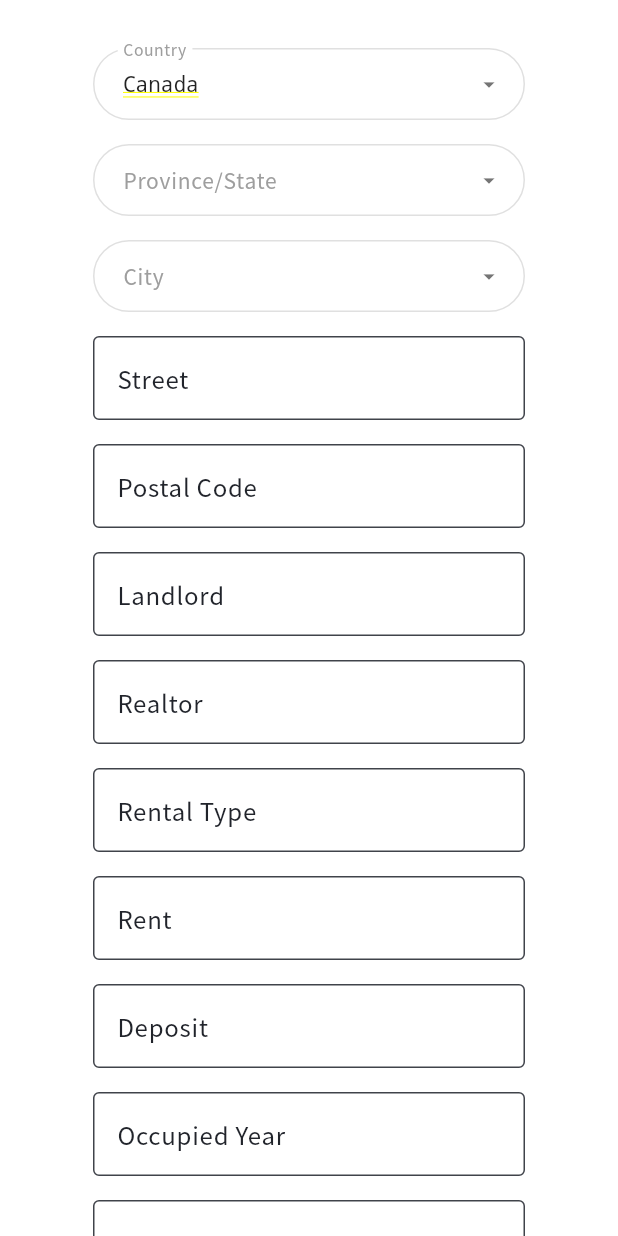
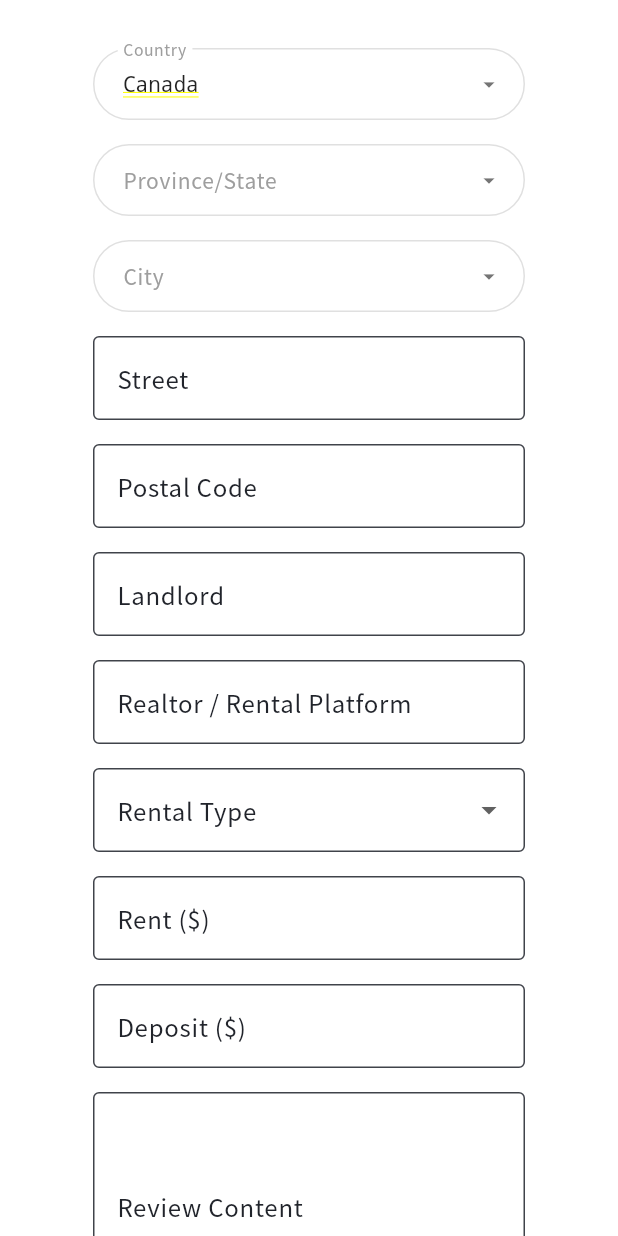
Before and after one commit to juheekim1217/jippin, a Flutter app: the SubmitReviewPage screen opened directly, on a phone screen of 412 x 824 dp. Run offline on Flutter 3.47's test engine with Material 3 defaults, Android fonts, the phone set to English and light mode, and no system bars; drawn by our look-alikes of dropdown_search; our stand-ins replace flutter_dotenv, go_router, google_fonts, supabase_flutter; accounts and stored records are empty.

Commit message:
completed submit page

```diff
--- a/lib/gen/l10n/app_localizations.dart
+++ b/lib/gen/l10n/app_localizations.dart
@@ -488,7 +488,7 @@ abstract class AppLocalizations {
   /// No description provided for @submit_review_realtor_label.
   ///
   /// In en, this message translates to:
-  /// **'Realtor'**
+  /// **'Realtor / Rental Platform'**
   String get submit_review_realtor_label;
 
   /// No description provided for @submit_review_realtor_error.
@@ -526,6 +526,12 @@ abstract class AppLocalizations {
   /// In en, this message translates to:
   /// **'Safety'**
   String get submit_review_safety;
+
+  /// No description provided for @invalid_number.
+  ///
+  /// In en, this message translates to:
+  /// **'Please enter a valid number'**
+  String get invalid_number;
 
   /// No description provided for @submit_review_submit_button.
   ///
--- a/lib/gen/l10n/app_localizations_en.dart
+++ b/lib/gen/l10n/app_localizations_en.dart
@@ -204,7 +204,7 @@ class AppLocalizationsEn extends AppLocalizations {
   String get submit_review_landlord_error => 'Please enter the landlord name';
 
   @override
-  String get submit_review_realtor_label => 'Realtor';
+  String get submit_review_realtor_label => 'Realtor / Rental Platform';
 
   @override
   String get submit_review_realtor_error => 'Please enter the realtor';
@@ -223,6 +223,9 @@ class AppLocalizationsEn extends AppLocalizations {
 
   @override
   String get submit_review_safety => 'Safety';
+
+  @override
+  String get invalid_number => 'Please enter a valid number';
 
   @override
   String get submit_review_submit_button => 'Submit Review';
--- a/lib/l10n/app_en.arb
+++ b/lib/l10n/app_en.arb
@@ -65,13 +65,14 @@
   "submit_review_review_content_error": "Please enter some content for your review",
   "submit_review_landlord_label": "Landlord",
   "submit_review_landlord_error": "Please enter the landlord name",
-  "submit_review_realtor_label": "Realtor",
+  "submit_review_realtor_label": "Realtor / Rental Platform",
   "submit_review_realtor_error": "Please enter the realtor",
   "submit_review_trustworthiness": "Trustworthiness",
   "submit_review_price": "Price",
   "submit_review_location": "Location",
   "submit_review_condition": "Condition",
   "submit_review_safety": "Safety",
+  "invalid_number": "Please enter a valid number",
   "submit_review_submit_button": "Submit Review",
   "submit_review_success": "Review Submitted",
   "submit_review_error": "An error occurred",
--- a/lib/l10n/app_ko.arb
+++ b/lib/l10n/app_ko.arb
@@ -43,7 +43,7 @@
   "property": "건물 이름",
   "landlord_fraud": "이 집주인은 작성자에 의해 사기 또는 기만 행위로 신고되었습니다.",
   "address": "주소",
-  "realtor": "부동산",
+  "realtor": "부동산업체",
   "empty_reviews_no_reviews": "아직 리뷰가 없습니다.",
   "empty_reviews_be_first": "첫 번째 리뷰를 남겨보세요!",
   "empty_reviews_write_review": "리뷰 작성하기",
@@ -65,13 +65,14 @@
   "submit_review_review_content_error": "리뷰 내용을 입력해주세요",
   "submit_review_landlord_label": "집주인",
   "submit_review_landlord_error": "집주인을 입력해주세요",
-  "submit_review_realtor_label": "부동산",
+  "submit_review_realtor_label": "부동산/임대 플랫폼",
   "submit_review_realtor_error": "부동산 이름을 입력해주세요",
   "submit_review_trustworthiness": "신뢰도",
   "submit_review_price": "가격",
   "submit_review_location": "위치",
   "submit_review_condition": "상태",
   "submit_review_safety": "안전성",
+  "invalid_number": "숫자만 입력해주세요",
   "submit_review_submit_button": "리뷰 제출",
   "submit_review_success": "리뷰가 제출되었습니다",
   "submit_review_error": "오류가 발생했습니다",
--- a/lib/models/country.dart
+++ b/lib/models/country.dart
@@ -1,7 +1,7 @@
 /// CountryCode Key value pair
 final Map<String, Country> countries = {
-  "CA": Country("CA", "Canada", "캐나다"),
-  "KR": Country("KR", "South Korea", "대한민국"),
+  "CA": Country("CA", "Canada", "캐나다", "\$", "달러"),
+  "KR": Country("KR", "South Korea", "대한민국", "₩", "원"),
   // "US": Country("US", "United States", "미국"),
   // "AU": Country("AU", "Australia", "호주"),
   // "NZ": Country("NZ", "New Zealand", "뉴질랜드"),
@@ -15,8 +15,10 @@ class Country {
   final String code;
   final String nameEn;
   final String nameKo;
+  final String currencyEn;
+  final String currencyKo;
 
-  Country(this.code, this.nameEn, this.nameKo);
+  Country(this.code, this.nameEn, this.nameKo, this.currencyEn, this.currencyKo);
 
   String getCountryName(String languageCode) {
     switch (languageCode) {
@@ -30,6 +32,19 @@ class Country {
         return nameEn;
     }
   }
+
+  String getCountryCurrency(String languageCode) {
+    switch (languageCode) {
+      case 'en':
+        return currencyEn;
+      case 'ko':
+        return currencyKo;
+      case 'fr':
+        return currencyEn;
+      default:
+        return currencyEn;
+    }
+  }
 }
 
 Country getCountry(String countryName) {
--- /dev/null
+++ b/lib/models/rental_types.dart
@@ -0,0 +1,130 @@
+class RentalType {
+  final String key;
+  final Map<String, String> localizedLabels;
+
+  const RentalType({required this.key, required this.localizedLabels});
+
+  String getLabel(String locale) {
+    return localizedLabels[locale] ?? key;
+  }
+}
+
+String? getRentalTypeLabel(String key, String languageCode) {
+  return rentalTypes
+      .firstWhere(
+        (type) => type.key == key,
+        orElse: () => RentalType(key: key, localizedLabels: {}),
+      )
+      .localizedLabels[languageCode];
+}
+
+const List<RentalType> rentalTypes = [
+  RentalType(
+    key: 'long_term',
+    localizedLabels: {
+      'en': 'Long-Term Rental',
+      'ko': '월세 (장기 임대)',
+    },
+  ),
+  RentalType(
+    key: 'short_term',
+    localizedLabels: {
+      'en': 'Short-Term Rental',
+      'ko': '단기 임대',
+    },
+  ),
+  RentalType(
+    key: 'vacation',
+    localizedLabels: {
+      'en': 'Vacation Rental',
+      'ko': '휴가용 임대',
+    },
+  ),
+  RentalType(
+    key: 'jeonse',
+    localizedLabels: {
+      'en': 'Lump-sum Lease',
+      'ko': '전세',
+    },
+  ),
+  RentalType(
+    key: 'daily',
+    localizedLabels: {
+      'en': 'Daily Rental',
+      'ko': '일일 임대',
+    },
+  ),
+  RentalType(
+    key: 'other',
+    localizedLabels: {
+      'en': 'Other',
+      'ko': '기타',
+    },
+  ),
+];
+
+const List<RentalType> placeTypes = [
+  RentalType(
+    key: 'apartment',
+    localizedLabels: {
+      'en': 'Apartment',
+      'ko': '아파트',
+    },
+  ),
+  RentalType(
+    key: 'condo',
+    localizedLabels: {
+      'en': 'Condo',
+      'ko': '콘도',
+    },
+  ),
+  RentalType(
+    key: 'house',
+    localizedLabels: {
+      'en': 'House',
+      'ko': '단독주택',
+    },
+  ),
+  RentalType(
+    key: 'studio',
+    localizedLabels: {
+      'en': 'Studio',
+      'ko': '원룸',
+    },
+  ),
+  RentalType(
+    key: 'room',
+    localizedLabels: {
+      'en': 'Room',
+      'ko': '방',
+    },
+  ),
+  RentalType(
+    key: 'goshiwon',
+    localizedLabels: {
+      'en': 'Micro studio',
+      'ko': '고시원',
+    },
+  ),
+  RentalType(
+    key: 'officetel',
+    localizedLabels: {
+      'en': 'Live-work apartment',
+      'ko': '오피스텔',
+    },
+  ),
+  RentalType(
+    key: 'shared_house',
+    localizedLabels: {
+      'en': 'Shared House',
+      'ko': '쉐어하우스',
+    },
+  ),
+  RentalType(
+    key: 'other',
+    localizedLabels: {
+      'en': 'Other',
+      'ko': '기타',
+    },
+  ),
+];
--- a/lib/pages/reviews/review_card.dart
+++ b/lib/pages/reviews/review_card.dart
@@ -9,6 +9,8 @@ import 'package:provider/provider.dart';
 import 'package:jippin/providers/locale_provider.dart';
 import 'package:jippin/services/country_data_service.dart';
 
+import 'package:jippin/models/rental_types.dart';
+
 class ReviewCard extends StatelessWidget {
   final Map<String, dynamic> review;
 
@@ -16,6 +18,10 @@ class ReviewCard extends StatelessWidget {
 
   @override
   Widget build(BuildContext context) {
+    final localeProvider = Provider.of<LocaleProvider>(context);
+    String languageCode = localeProvider.language.code;
+    String currency = localeProvider.country.getCountryCurrency(languageCode);
+
     double screenWidth = MediaQuery.of(context).size.width;
     bool isSmallScreen = screenWidth < smallScreenWidth;
 
@@ -27,9 +33,8 @@ class ReviewCard extends StatelessWidget {
     ];
     final overallRating = ratings.where((rating) => rating > 0).isNotEmpty ? ratings.reduce((a, b) => a + b) / ratings.length : 0.0;
 
-    String currency = review['country_code'] == 'KR' ? '만원' : '\$';
-    String rent = '${review['rent'] ?? ''} $currency';
-    String deposit = '${review['deposit'] ?? ''} $currency';
+    String rent = review['rent'].toString() ?? '';
+    String deposit = review['deposit'].toString() ?? '';
 
     return Card(
       margin: const EdgeInsets.only(bottom: 16.0),
@@ -54,10 +59,10 @@ class ReviewCard extends StatelessWidget {
             const SizedBox(height: 8),
             Divider(color: Colors.grey.shade300),
             const SizedBox(height: 8),
-            if (review['occupied_year'] != null) _buildRentDetailRow(AppLocalizations.of(context).occupiedYear, review['occupied_year'].toString()),
-            if (review['rental_type'] != null) _buildRentDetailRow(AppLocalizations.of(context).rental_type, review['rental_type']),
-            if (review['deposit'] != null) _buildRentDetailRow(AppLocalizations.of(context).deposit, deposit),
-            if (review['rent'] != null) _buildRentDetailRow(AppLocalizations.of(context).rent, rent),
+            //if (review['occupied_year'] != null) _buildRentDetailRow(AppLocalizations.of(context).occupiedYear, review['occupied_year'].toString()),
+            if (review['rental_type'] != null) _buildRentDetailRow(AppLocalizations.of(context).rental_type, getRentalTypeLabel(review['rental_type'], languageCode) ?? ''),
+            if (review['deposit'] != null) _buildRentDetailRow('${AppLocalizations.of(context).deposit} ($currency)', deposit),
+            if (review['rent'] != null) _buildRentDetailRow('${AppLocalizations.of(context).rent} ($currency)', rent),
 
             // Review section
             const SizedBox(height: 8),
@@ -267,11 +272,6 @@ class ReviewCard extends StatelessWidget {
     return Wrap(
       spacing: 8.0, // Space between links
       children: [
-        if (review['street_number'] != null && review['street_number'].toString().isNotEmpty)
-          Text(
-            review['street_number'],
-            style: TextStyle(fontSize: 14, fontWeight: FontWeight.normal),
-          ),
         if (review['street'] != null && review['street'].toString().isNotEmpty)
           SelectionContainer.disabled(
             child: MouseRegion(
@@ -416,11 +416,6 @@ class ReviewCard extends StatelessWidget {
               ),
             ),
           ),
-        if (review['street_number'] != null && review['street_number'].toString().isNotEmpty)
-          Text(
-            review['street_number'],
-            style: TextStyle(fontSize: 14, fontWeight: FontWeight.normal),
-          ),
       ],
     );
   }
--- a/lib/pages/submit_review_page.dart
+++ b/lib/pages/submit_review_page.dart
@@ -8,8 +8,10 @@ import 'package:jippin/models/province.dart';
 import 'package:jippin/services/country_data_service.dart';
 import 'package:jippin/component/province_dropdown.dart';
 import 'package:jippin/component/city_dropdown.dart';
-
 import 'package:jippin/models/country.dart';
+import 'package:jippin/models/rental_types.dart';
+import 'package:provider/provider.dart';
+import 'package:jippin/providers/locale_provider.dart';
 
 class SubmitReviewPage extends StatefulWidget {
   const SubmitReviewPage({super.key});
@@ -26,8 +28,12 @@ class _SubmitReviewPageState extends State<SubmitReviewPage> {
   String _content = '';
   String _landlord = '';
   String _country = '';
+  String _province = '';
   String _city = '';
-  String _address = '';
+
+  String? _postalCode;
+  String? _countryCode;
+  String? _street;
 
   // Ratings
   int _ratingTrust = 0;
@@ -40,19 +46,15 @@ class _SubmitReviewPageState extends State<SubmitReviewPage> {
   String? _rentalType;
   int? _rent;
   int? _deposit;
-  int? _occupiedYear;
 
+  //int? _occupiedYear;
   //bool _fraud = false;
-  String? _province;
-  String? _postalCode;
-  String? _countryCode;
-  String? _street;
 
   Country? _selectedCountry;
   Province? _selectedProvince;
 
-  Future<void> _submitReview() async {
-    final local = AppLocalizations.of(context);
+  Future<void> _submitReview(AppLocalizations local) async {
+    //final local = AppLocalizations.of(context);
 
     if (_formKey.currentState!.validate()) {
       _formKey.currentState!.save();
@@ -66,19 +68,18 @@ class _SubmitReviewPageState extends State<SubmitReviewPage> {
           'rating_price': _ratingPrice,
           'rating_location': _ratingLocation,
           'rating_condition': _ratingCondition,
-          'overall_rating': (_ratingTrust + _ratingPrice + _ratingLocation + _ratingCondition) / 5,
+          'overall_rating': (_ratingTrust + _ratingPrice + _ratingLocation + _ratingCondition) / 4,
           'rental_type': _rentalType,
           'rent': _rent,
           'deposit': _deposit,
-          'occupied_year': _occupiedYear,
+          //'occupied_year': _occupiedYear,
           //'fraud': _fraud,
           'country': _country,
           'province': _province,
           'city': _city,
           'postal_code': _postalCode,
           'country_code': _countryCode,
-          'street': _address,
-          'street_number': _street,
+          'street': _street,
         });
 
         if (!mounted) return;
@@ -99,6 +100,9 @@ class _SubmitReviewPageState extends State<SubmitReviewPage> {
   @override
   Widget build(BuildContext context) {
     final local = AppLocalizations.of(context);
+    final localeProvider = Provider.of<LocaleProvider>(context);
+    _country = localeProvider.country.nameEn;
+    _countryCode = localeProvider.country.code;
 
     return GlobalPageLayoutScaffold(
       body: SingleChildScrollView(
@@ -122,7 +126,7 @@ class _SubmitReviewPageState extends State<SubmitReviewPage> {
                               Expanded(
                                 child: Column(
                                   crossAxisAlignment: CrossAxisAlignment.start,
-                                  children: _buildPropertyFormFields(local),
+                                  children: _buildPropertyFormFields(local, localeProvider),
                                 ),
                               ),
                               const SizedBox(width: 24),
@@ -137,7 +141,7 @@ class _SubmitReviewPageState extends State<SubmitReviewPage> {
                           )
                         : Column(
                             crossAxisAlignment: CrossAxisAlignment.start,
-                            children: _buildPropertyFormFields(local) + _buildReviewFormFields(local),
+                            children: _buildPropertyFormFields(local, localeProvider) + _buildReviewFormFields(local),
                           ),
                   );
                 },
@@ -149,7 +153,7 @@ class _SubmitReviewPageState extends State<SubmitReviewPage> {
             // ✅ Submit Button
             Center(
               child: ElevatedButton(
-                onPressed: _submitReview,
+                onPressed: () => _submitReview(local),
                 child: Text(local.submit_review_submit_button),
               ),
             ),
@@ -178,19 +182,18 @@ class _SubmitReviewPageState extends State<SubmitReviewPage> {
     ];
   }
 
-  List<Widget> _buildPropertyFormFields(AppLocalizations local) {
+  List<Widget> _buildPropertyFormFields(AppLocalizations local, LocaleProvider localeProvider) {
     return [
       _buildSearchDropdown(local.country, "Country", local, true, (val) => _country = val!),
-      _buildSearchDropdown(local.state, "Province", local, true, (val) => _province = val),
+      _buildSearchDropdown(local.state, "Province", local, true, (val) => _province = val!),
       _buildSearchDropdown(local.city, "City", local, true, (val) => _city = val!),
       _buildTextField(local.street, local, true, (val) => _street = val),
       _buildTextField(local.zip, local, true, (val) => _postalCode = val),
       _buildTextField(local.submit_review_landlord_label, local, true, (val) => _landlord = val!),
-      _buildTextField(local.submit_review_realtor_label, local, true, (val) => _address = val!),
-      _buildTextField(local.rental_type, local, true, (val) => _rentalType = val),
-      _buildIntField(local.rent, local, true, (val) => _rent = val),
-      _buildIntField(local.deposit, local, true, (val) => _deposit = val),
-      _buildIntField(local.occupiedYear, local, true, (val) => _occupiedYear = val),
+      _buildTextField(local.submit_review_realtor_label, local, false, (val) => _realtor = val!),
+      _buildRentalTypeDropdown(local.rental_type, local, true, (val) => _rentalType = val),
+      _buildIntField('${local.rent} (${localeProvider.country.getCountryCurrency(localeProvider.language.code)})', local, true, (val) => _rent = val),
+      _buildIntField('${local.deposit} (${localeProvider.country.getCountryCurrency(localeProvider.language.code)})', local, true, (val) => _deposit = val),
     ];
   }
 
@@ -204,6 +207,7 @@ class _SubmitReviewPageState extends State<SubmitReviewPage> {
           onChanged: (province) {
             setState(() {
               _selectedProvince = province;
+              _province = province!.en;
             });
           },
           required: required,
@@ -215,6 +219,11 @@ class _SubmitReviewPageState extends State<SubmitReviewPage> {
         child: CityDropdown(
           label: label,
           province: _selectedProvince, // 👈 Pass selected province
+          onChanged: (city) {
+            setState(() {
+              _city = city!.en;
+            });
+          },
           required: required,
         ),
       );
@@ -227,6 +236,8 @@ class _SubmitReviewPageState extends State<SubmitReviewPage> {
         onChanged: (selected) {
           setState(() {
             _selectedCountry = selected;
+            _country = selected!.nameEn;
+            _countryCode = selected.code;
           });
         },
         required: required,
@@ -246,8 +257,29 @@ class _SubmitReviewPageState extends State<SubmitReviewPage> {
     );
   }
 
-  Widget _buildIntField(String label, AppLocalizations local, bool required, void Function(int?) onSaved) {
-    return _buildTextField(label, local, required, (val) => onSaved(int.tryParse(val ?? '')));
+  Widget _buildIntField(
+    String label,
+    AppLocalizations local,
+    bool required,
+    void Function(int?) onSaved,
+  ) {
+    return Padding(
+      padding: const EdgeInsets.only(bottom: 16),
+      child: TextFormField(
+        decoration: InputDecoration(labelText: label, border: const OutlineInputBorder()),
+        keyboardType: TextInputType.number,
+        validator: (val) {
+          if (required && (val == null || val.trim().isEmpty)) {
+            return local.required;
+          }
+          if (val != null && val.trim().isNotEmpty && int.tryParse(val.trim()) == null) {
+            return local.invalid_number; // Add this key to your localization ARB files
+          }
+          return null;
+        },
+        onSaved: (val) => onSaved(int.tryParse(val?.trim() ?? '')),
+      ),
+    );
   }
 
   Widget _buildRatingField(String label, int rating, ValueChanged<int> onChanged) {
@@ -276,4 +308,33 @@ class _SubmitReviewPageState extends State<SubmitReviewPage> {
       ),
     );
   }
+
+  Widget _buildRentalTypeDropdown(
+    String label,
+    AppLocalizations local,
+    bool required,
+    void Function(String?) onSaved,
+  ) {
+    final localeCode = Localizations.localeOf(context).languageCode;
+
+    return Padding(
+      padding: const EdgeInsets.only(bottom: 16),
+      child: DropdownButtonFormField<String>(
+        decoration: InputDecoration(
+          labelText: label,
+          border: const OutlineInputBorder(),
+        ),
+        value: _rentalType,
+        items: rentalTypes
+            .map((type) => DropdownMenuItem<String>(
+                  value: type.key,
+                  child: Text(type.getLabel(localeCode)),
+                ))
+            .toList(),
+        onChanged: (value) => setState(() => _rentalType = value),
+        validator: required ? (val) => (val == null || val.isEmpty) ? local.required : null : null,
+        onSaved: onSaved,
+      ),
+    );
+  }
 }
```
Also changed, not shown: lib/gen/l10n/app_localizations_ko.dart (+5 -2 lines), lib/services/review_service.dart (+4 -3 lines).
